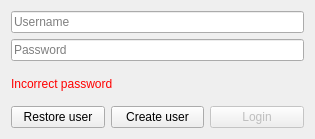
Above: cubepass/loginscreen.ui from kobus-v-schoor/cubepass before the change. Below: the same form after it.
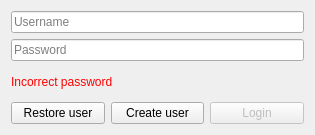
That is the form after the change. Icons and pictures are not drawn.

Patch:
```diff
--- a/cubepass/loginscreen.ui
+++ b/cubepass/loginscreen.ui
@@ -10,7 +10,7 @@
     <x>0</x>
     <y>0</y>
     <width>315</width>
-    <height>139</height>
+    <height>135</height>
    </rect>
   </property>
   <property name="windowTitle">
```
Left out of the diff: 2 changed lines with no effect on the pictures.
